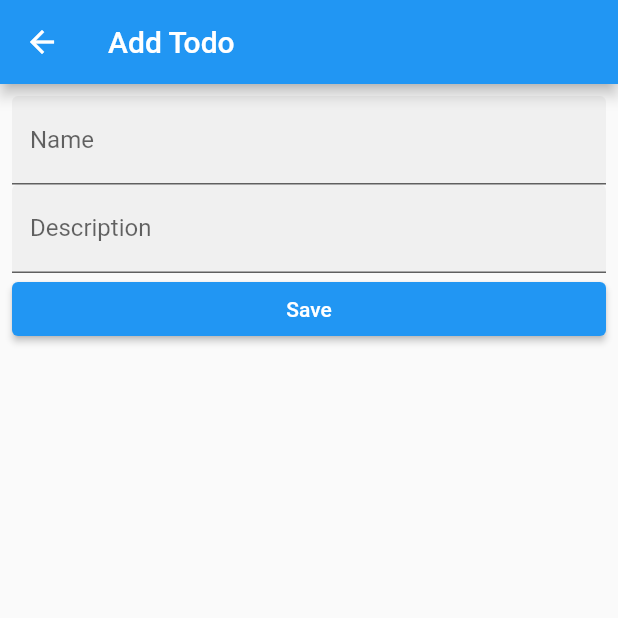
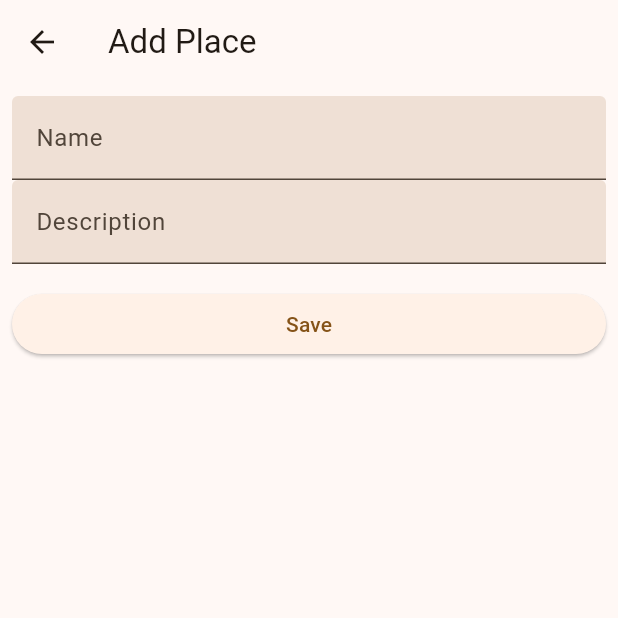
Before and after one commit to jayplin/windcatcher, a Flutter app: the screen it shows after launch, after a tap on the "add" icon, on a phone screen of 412 x 824 dp, the top half of it. Run offline on Flutter 3.47's test engine with Material 2 defaults, Android fonts, the phone set to English and light mode, and no system bars; drawn by our look-alikes of flutter_platform_widgets; our stand-ins replace flutter_map, latlong2; missing offline and left inert: amplify_api, amplify_auth_cognito, amplify_core, amplify_datastore, amplify_flutter.

Commit message:
refactor from todo to places naming

```diff
--- a/lib/main.dart
+++ b/lib/main.dart
@@ -1,11 +1,8 @@
 // flutter and ui libraries
 import 'package:flutter/material.dart';
-import 'package:flutter/cupertino.dart';
-
-import 'package:flutter_platform_widgets/flutter_platform_widgets.dart';
 
 // presentational widgets
-import 'pages/TodosPage.dart';
+import 'pages/PlacesPage.dart';
 
 void main() {
   runApp(const MyApp());
@@ -16,9 +13,13 @@ class MyApp extends StatelessWidget {
 
   @override
   Widget build(BuildContext context) {
-    return PlatformApp(
-      title: 'R',
-      home: TodosPage(),
+    return MaterialApp(
+      title: 'Windcatcher',
+      theme: ThemeData(
+        useMaterial3: true,
+        colorSchemeSeed: Colors.orange,
+      ),
+      home: PlacesPage(),
     );
   }
 }
--- a/lib/pages/AddTodoForm.dart
+++ b/lib/pages/AddPlaceForm.dart
@@ -4,16 +4,17 @@ import 'dart:async';
 import 'package:flutter/material.dart';
 // amplify packages we will need to use
 import 'package:amplify_flutter/amplify_flutter.dart';
-import 'package:flutter_platform_widgets/flutter_platform_widgets.dart';
 // amplify model provider (should have been generated for you)
 import '../models/ModelProvider.dart';
 
-class AddTodoForm extends StatefulWidget {
+class AddPlaceForm extends StatefulWidget {
+  const AddPlaceForm({super.key});
+
   @override
-  _AddTodoFormState createState() => _AddTodoFormState();
+  _AddPlaceFormState createState() => _AddPlaceFormState();
 }
 
-class _AddTodoFormState extends State<AddTodoForm> {
+class _AddPlaceFormState extends State<AddPlaceForm> {
   final _nameController = TextEditingController();
   final _descriptionController = TextEditingController();
 
@@ -43,9 +44,9 @@ class _AddTodoFormState extends State<AddTodoForm> {
 
   @override
   Widget build(BuildContext context) {
-    return PlatformScaffold(
-      appBar: PlatformAppBar(
-        title: const Text('Add Todo'),
+    return Scaffold(
+      appBar: AppBar(
+        title: const Text('Add Place'),
       ),
       body: Container(
         padding: const EdgeInsets.all(8.0),
@@ -55,17 +56,18 @@ class _AddTodoFormState extends State<AddTodoForm> {
             children: [
               TextFormField(
                   controller: _nameController,
-                  decoration: InputDecoration(filled: true, labelText: 'Name')),
+                  decoration:
+                      const InputDecoration(filled: true, labelText: 'Name')),
               TextFormField(
                   controller: _descriptionController,
-                  decoration:
-                      InputDecoration(filled: true, labelText: 'Description')),
-              ElevatedButton(onPressed: _saveTodo, child: Text('Save'))
+                  decoration: const InputDecoration(
+                      filled: true, labelText: 'Description')),
+              const Padding(padding: EdgeInsets.all(8.0)),
+              ElevatedButton(onPressed: _saveTodo, child: const Text('Save'))
             ],
           ),
         ),
       ),
-      iosContentPadding: true,
     );
   }
 }
--- /dev/null
+++ b/lib/pages/PlacesPage.dart
@@ -0,0 +1,124 @@
+import 'package:amplified_todo/pages/MapPage.dart';
+import 'package:amplify_api/amplify_api.dart';
+import 'package:amplify_auth_cognito/amplify_auth_cognito.dart';
+import 'package:amplify_datastore/amplify_datastore.dart';
+import 'package:flutter_map/flutter_map.dart'; // Suitable for most situations
+
+// dart async library we will refer to when setting up real time updates
+import 'dart:async';
+// flutter and ui libraries
+import 'package:flutter/material.dart';
+// amplify packages we will need to use
+import 'package:amplify_flutter/amplify_flutter.dart';
+import 'package:latlong2/latlong.dart';
+// amplify model provider (should have been generated for you)
+import '../amplifyconfiguration.dart';
+import '../models/ModelProvider.dart';
+import '../widgets/TodosList.dart';
+import 'AddPlaceForm.dart';
+
+class PlacesPage extends StatefulWidget {
+  @override
+  _PlacesPageState createState() => _PlacesPageState();
+}
+
+class _PlacesPageState extends State<PlacesPage> {
+  // subscription of Todo QuerySnapshots - to be initialized at runtime
+  late StreamSubscription<QuerySnapshot<Todo>> _subscription;
+
+  // loading ui state - initially set to a loading state
+  bool _isLoading = true;
+
+  // list of Todos - initially empty
+  List<Todo> _todos = [];
+
+  // amplify plugins
+  final AmplifyAPI _apiPlugin = AmplifyAPI();
+  final AmplifyAuthCognito _authPlugin = AmplifyAuthCognito();
+  final AmplifyDataStore _dataStorePlugin =
+      AmplifyDataStore(modelProvider: ModelProvider.instance);
+
+  @override
+  void initState() {
+    // kick off app initialization
+    _initializeApp();
+
+    super.initState();
+  }
+
+  @override
+  void dispose() {
+    // cancel the subscription when the state is removed from the tree
+    _subscription.cancel();
+    super.dispose();
+  }
+
+  Future<void> _initializeApp() async {
+    // configure Amplify
+    await _configureAmplify();
+
+    // Query and Observe updates to Todo models. DataStore.observeQuery() will
+    // emit an initial QuerySnapshot with a list of Todo models in the local store,
+    // and will emit subsequent snapshots as updates are made
+    //
+    // each time a snapshot is received, the following will happen:
+    // _isLoading is set to false if it is not already false
+    // _todos is set to the value in the latest snapshot
+    _subscription = Amplify.DataStore.observeQuery(Todo.classType)
+        .listen((QuerySnapshot<Todo> snapshot) {
+      setState(() {
+        if (_isLoading) _isLoading = false;
+        _todos = snapshot.items;
+      });
+    });
+  }
+
+  Future<void> _configureAmplify() async {
+    try {
+      // add Amplify plugins
+      await Amplify.addPlugins([_dataStorePlugin, _apiPlugin, _authPlugin]);
+
+      // configure Amplify
+      //
+      // note that Amplify cannot be configured more than once!
+      await Amplify.configure(amplifyconfig);
+    } catch (e) {
+      // error handling can be improved for sure!
+      // but this will be sufficient for the purposes of this tutorial
+      print('An error occurred while configuring Amplify: $e');
+    }
+  }
+
+  @override
+  Widget build(BuildContext context) {
+    return Scaffold(
+      appBar: AppBar(
+        title: const Text('My Places'),
+        actions: <Widget>[
+          IconButton(
+            onPressed: () => {
+              Navigator.push(
+                context,
+                MaterialPageRoute(builder: (context) => const AddPlaceForm()),
+              )
+            },
+            icon: const Icon(Icons.add),
+          ),
+        ],
+      ),
+      floatingActionButton: FloatingActionButton(
+        onPressed: () => {
+          Navigator.push(
+            context,
+            MaterialPageRoute(builder: (context) => MapPage()),
+          )
+        },
+        tooltip: 'Places',
+        child: const Icon(Icons.map),
+      ),
+      body: _isLoading
+          ? const Center(child: CircularProgressIndicator())
+          : TodosList(todos: _todos),
+    );
+  }
+}
```
